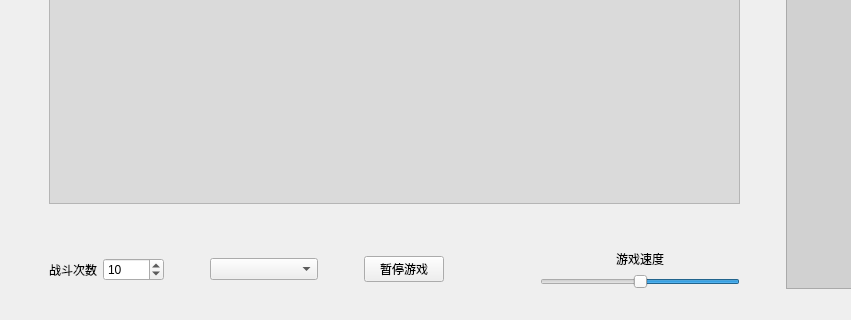
The window that GUI/window.ui (ZxxWs/RoboCode) describes before a commit, drawn with Qt 5; both pictures show x 0 to 851 and y 324 to 644 of the 995 by 644 pixel window.
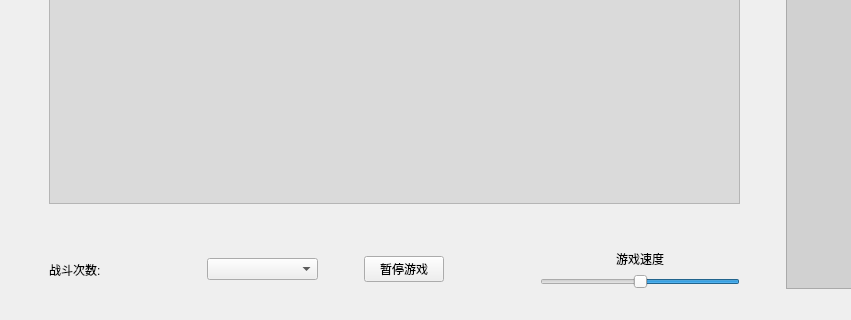
The same window after the commit. Icons and pictures are not drawn.

Commit message: 重构游戏中“战斗次数”的相关代码，在选机器人的时候设置战斗次数

```diff
--- a/GUI/window.ui
+++ b/GUI/window.ui
@@ -98,29 +98,21 @@
          </spacer>
         </item>
         <item>
-         <layout class="QHBoxLayout" name="horizontalLayout_2" stretch="0,0,1,0,0,0,0">
+         <layout class="QHBoxLayout" name="horizontalLayout_2" stretch="1,0,1,0,0,0,0">
           <item>
-           <layout class="QVBoxLayout" name="verticalLayout">
+           <layout class="QVBoxLayout" name="verticalLayout" stretch="1">
             <item>
-             <layout class="QHBoxLayout" name="horizontalLayout">
-              <item>
-               <widget class="QLabel" name="label_2">
-                <property name="text">
-                 <string>战斗次数</string>
-                </property>
-               </widget>
-              </item>
-              <item>
-               <widget class="QSpinBox" name="spinBox">
-                <property name="maximum">
-                 <number>10000</number>
-                </property>
-                <property name="value">
-                 <number>10</number>
-                </property>
-               </widget>
-              </item>
-             </layout>
+             <widget class="QLabel" name="labelBattleCount">
+              <property name="sizePolicy">
+               <sizepolicy hsizetype="Preferred" vsizetype="Preferred">
+                <horstretch>0</horstretch>
+                <verstretch>0</verstretch>
+               </sizepolicy>
+              </property>
+              <property name="text">
+               <string>战斗次数:</string>
+              </property>
+             </widget>
             </item>
            </layout>
           </item>
```
The commit also changes 10 other files.
